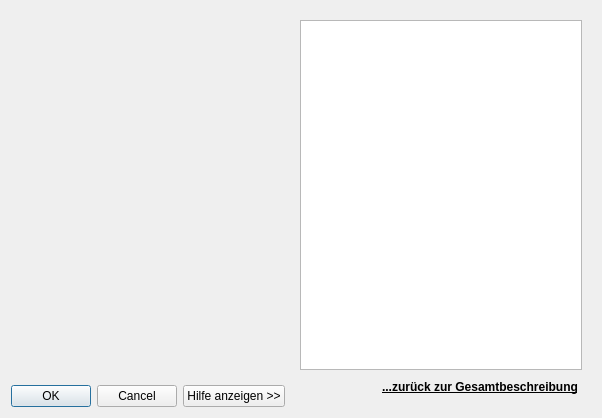
The window that projektchecktools/ui/parameter_dialog.ui (projektcheck/ProjektCheck-QGIS) describes before a commit, drawn with Qt 5.
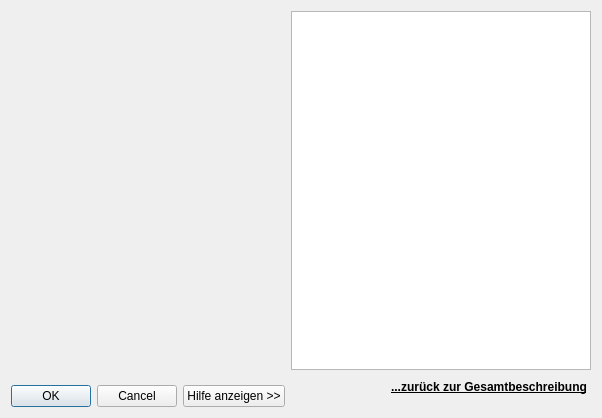
The same window after the commit.

Commit message: parameter layout

Diff of the .ui file:
```diff
--- a/projektchecktools/ui/parameter_dialog.ui
+++ b/projektchecktools/ui/parameter_dialog.ui
@@ -6,7 +6,7 @@
    <rect>
     <x>0</x>
     <y>0</y>
-    <width>506</width>
+    <width>508</width>
     <height>418</height>
    </rect>
   </property>
@@ -126,6 +126,15 @@
           </rect>
          </property>
          <layout class="QVBoxLayout" name="verticalLayout_2">
+          <property name="leftMargin">
+           <number>0</number>
+          </property>
+          <property name="topMargin">
+           <number>0</number>
+          </property>
+          <property name="rightMargin">
+           <number>0</number>
+          </property>
           <item>
            <widget class="QTextEdit" name="help_text_edit">
             <property name="lineWrapMode">
```
